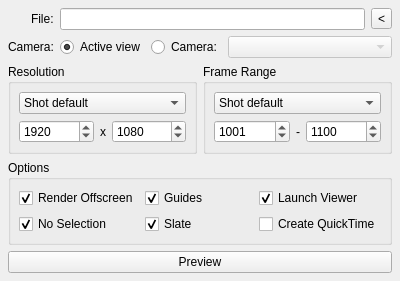
This is core/ui/gpsPreview_ui.ui in mjbonnington/icarus-gps as Qt 5 draws it before an edit. The edited form follows.
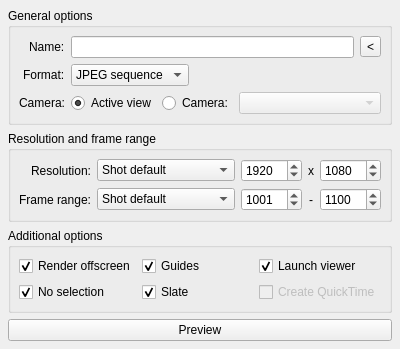
This is the edited form.

Commit message: Modified GPS Preview UI in readiness of new features

The edit to the form file:
```diff
--- a/core/ui/gpsPreview_ui.ui
+++ b/core/ui/gpsPreview_ui.ui
@@ -7,7 +7,7 @@
     <x>0</x>
     <y>0</y>
     <width>400</width>
-    <height>270</height>
+    <height>320</height>
    </rect>
   </property>
   <property name="windowTitle">
@@ -19,17 +19,33 @@
      <number>8</number>
     </property>
     <item>
-     <layout class="QFormLayout" name="formLayout">
+     <widget class="QGroupBox" name="generalOptions_groupBox">
+      <property name="title">
+       <string>General options</string>
+      </property>
+      <property name="flat">
+       <bool>false</bool>
+      </property>
+      <property name="checkable">
+       <bool>false</bool>
+      </property>
+      <layout class="QFormLayout" name="generalOptions_formLayout">
       <property name="fieldGrowthPolicy">
        <enum>QFormLayout::AllNonFixedFieldsGrow</enum>
       </property>
       <property name="labelAlignment">
        <set>Qt::AlignRight|Qt::AlignTrailing|Qt::AlignVCenter</set>
       </property>
+       <property name="margin">
+        <number>8</number>
+       </property>
       <item row="0" column="0">
        <widget class="QLabel" name="file_label">
         <property name="text">
-         <string>File:</string>
+          <string>Name:</string>
+         </property>
+         <property name="buddy">
+          <cstring>file_lineEdit</cstring>
         </property>
        </widget>
       </item>
@@ -55,13 +71,23 @@
        </layout>
       </item>
       <item row="1" column="0">
+        <widget class="QLabel" name="label">
+         <property name="text">
+          <string>Format:</string>
+         </property>
+        </widget>
+       </item>
+       <item row="2" column="0">
        <widget class="QLabel" name="cam_label">
         <property name="text">
          <string>Camera:</string>
         </property>
-       </widget>
-      </item>
-      <item row="1" column="1">
+         <property name="alignment">
+          <set>Qt::AlignRight|Qt::AlignTrailing|Qt::AlignVCenter</set>
+         </property>
+        </widget>
+       </item>
+       <item row="2" column="1">
        <layout class="QHBoxLayout" name="cam_horizontalLayout">
         <item>
          <widget class="QRadioButton" name="activeView_radioButton">
@@ -90,6 +116,12 @@
           <property name="text">
            <string>Camera:</string>
           </property>
+           <property name="checked">
+            <bool>false</bool>
+           </property>
+           <property name="autoExclusive">
+            <bool>true</bool>
+           </property>
          </widget>
         </item>
         <item>
@@ -97,21 +129,64 @@
           <property name="enabled">
            <bool>false</bool>
           </property>
+           <property name="sizePolicy">
+            <sizepolicy hsizetype="Expanding" vsizetype="Fixed">
+             <horstretch>0</horstretch>
+             <verstretch>0</verstretch>
+            </sizepolicy>
+           </property>
          </widget>
         </item>
        </layout>
       </item>
-     </layout>
+       <item row="1" column="1">
+        <layout class="QHBoxLayout" name="format_horizontalLayout">
+         <item>
+          <widget class="QComboBox" name="format_comboBox">
+           <item>
+            <property name="text">
+             <string>JPEG sequence</string>
+            </property>
     </item>
     <item>
-     <layout class="QHBoxLayout" name="res_range_horizontalLayout">
+            <property name="text">
+             <string>QuickTime</string>
+            </property>
+           </item>
+          </widget>
+         </item>
       <item>
-       <widget class="QGroupBox" name="resolution_groupBox">
+          <spacer name="format_horizontalSpacer">
+           <property name="orientation">
+            <enum>Qt::Horizontal</enum>
+           </property>
+           <property name="sizeHint" stdset="0">
+            <size>
+             <width>40</width>
+             <height>20</height>
+            </size>
+           </property>
+          </spacer>
+         </item>
+        </layout>
+       </item>
+      </layout>
+      <zorder>file_label</zorder>
+      <zorder>file_label</zorder>
+      <zorder>cam_label</zorder>
+      <zorder></zorder>
+      <zorder></zorder>
+      <zorder>label</zorder>
+      <zorder>layoutWidget</zorder>
+     </widget>
+    </item>
+    <item>
+     <widget class="QGroupBox" name="res_range_groupBox">
         <property name="layoutDirection">
          <enum>Qt::LeftToRight</enum>
         </property>
         <property name="title">
-         <string>Resolution</string>
+       <string>Resolution and frame range</string>
         </property>
         <property name="flat">
          <bool>false</bool>
@@ -119,108 +194,22 @@
         <property name="checkable">
          <bool>false</bool>
         </property>
-        <layout class="QVBoxLayout" name="verticalLayout">
+      <layout class="QGridLayout" name="res_range_gridLayout">
          <property name="margin">
           <number>8</number>
          </property>
-         <item>
-          <widget class="QComboBox" name="resolution_comboBox">
-           <property name="currentIndex">
-            <number>0</number>
-           </property>
-           <item>
-            <property name="text">
-             <string>Shot default</string>
-            </property>
-           </item>
-           <item>
-            <property name="text">
-             <string>Proxy</string>
-            </property>
-           </item>
-           <item>
-            <property name="text">
-             <string>150%</string>
-            </property>
-           </item>
-           <item>
-            <property name="text">
-             <string>125%</string>
-            </property>
-           </item>
-           <item>
-            <property name="text">
-             <string>110%</string>
-            </property>
-           </item>
-           <item>
-            <property name="text">
-             <string>Render settings</string>
-            </property>
-           </item>
-           <item>
-            <property name="text">
-             <string>75%</string>
-            </property>
-           </item>
-           <item>
-            <property name="text">
-             <string>50%</string>
-            </property>
-           </item>
-           <item>
-            <property name="text">
-             <string>25%</string>
-            </property>
-           </item>
-           <item>
-            <property name="text">
-             <string>10%</string>
-            </property>
-           </item>
-           <item>
-            <property name="text">
-             <string>Custom</string>
-            </property>
-           </item>
-          </widget>
-         </item>
-         <item>
-          <layout class="QHBoxLayout" name="res_horizontalLayout">
-           <item>
-            <widget class="QSpinBox" name="x_spinBox">
-             <property name="sizePolicy">
-              <sizepolicy hsizetype="Expanding" vsizetype="Fixed">
-               <horstretch>0</horstretch>
-               <verstretch>0</verstretch>
-              </sizepolicy>
-             </property>
-             <property name="minimum">
-              <number>1</number>
-             </property>
-             <property name="maximum">
-              <number>99999</number>
-             </property>
-             <property name="value">
-              <number>1920</number>
-             </property>
-            </widget>
-           </item>
-           <item>
+       <item row="1" column="3">
             <widget class="QLabel" name="resSep_label">
              <property name="text">
               <string>x</string>
              </property>
-            </widget>
-           </item>
-           <item>
+         <property name="alignment">
+          <set>Qt::AlignCenter</set>
+         </property>
+        </widget>
+       </item>
+       <item row="1" column="4">
             <widget class="QSpinBox" name="y_spinBox">
-             <property name="sizePolicy">
-              <sizepolicy hsizetype="Expanding" vsizetype="Fixed">
-               <horstretch>0</horstretch>
-               <verstretch>0</verstretch>
-              </sizepolicy>
-             </property>
              <property name="minimum">
               <number>1</number>
              </property>
@@ -232,22 +221,14 @@
              </property>
             </widget>
            </item>
-          </layout>
-         </item>
-        </layout>
-       </widget>
-      </item>
-      <item>
-       <widget class="QGroupBox" name="range_groupBox">
-        <property name="title">
-         <string>Frame Range</string>
-        </property>
-        <layout class="QVBoxLayout" name="verticalLayout_2">
-         <property name="margin">
-          <number>8</number>
-         </property>
-         <item>
+       <item row="2" column="1">
           <widget class="QComboBox" name="range_comboBox">
+         <property name="sizePolicy">
+          <sizepolicy hsizetype="Expanding" vsizetype="Fixed">
+           <horstretch>0</horstretch>
+           <verstretch>0</verstretch>
+          </sizepolicy>
+         </property>
            <property name="currentIndex">
             <number>0</number>
            </property>
@@ -273,39 +254,28 @@
            </item>
           </widget>
          </item>
-         <item>
-          <layout class="QHBoxLayout" name="range_horizontalLayout">
-           <item>
-            <widget class="QSpinBox" name="start_spinBox">
-             <property name="sizePolicy">
-              <sizepolicy hsizetype="Expanding" vsizetype="Fixed">
-               <horstretch>0</horstretch>
-               <verstretch>0</verstretch>
-              </sizepolicy>
-             </property>
-             <property name="maximum">
-              <number>9999</number>
-             </property>
-             <property name="value">
-              <number>1001</number>
-             </property>
-            </widget>
-           </item>
-           <item>
+       <item row="2" column="3">
             <widget class="QLabel" name="rangeSep_label">
              <property name="text">
               <string>-</string>
              </property>
-            </widget>
-           </item>
-           <item>
+         <property name="alignment">
+          <set>Qt::AlignCenter</set>
+         </property>
+        </widget>
+       </item>
+       <item row="2" column="2">
+        <widget class="QSpinBox" name="start_spinBox">
+         <property name="maximum">
+          <number>9999</number>
+         </property>
+         <property name="value">
+          <number>1001</number>
+         </property>
+        </widget>
+       </item>
+       <item row="2" column="4">
             <widget class="QSpinBox" name="end_spinBox">
-             <property name="sizePolicy">
-              <sizepolicy hsizetype="Expanding" vsizetype="Fixed">
-               <horstretch>0</horstretch>
-               <verstretch>0</verstretch>
-              </sizepolicy>
-             </property>
              <property name="maximum">
               <number>9999</number>
              </property>
@@ -314,19 +284,128 @@
              </property>
             </widget>
            </item>
-          </layout>
-         </item>
-        </layout>
-       </widget>
-      </item>
-     </layout>
+       <item row="1" column="2">
+        <widget class="QSpinBox" name="x_spinBox">
+         <property name="minimum">
+          <number>1</number>
+         </property>
+         <property name="maximum">
+          <number>99999</number>
+         </property>
+         <property name="value">
+          <number>1920</number>
+         </property>
+        </widget>
+       </item>
+       <item row="1" column="1">
+        <widget class="QComboBox" name="resolution_comboBox">
+         <property name="sizePolicy">
+          <sizepolicy hsizetype="Expanding" vsizetype="Fixed">
+           <horstretch>0</horstretch>
+           <verstretch>0</verstretch>
+          </sizepolicy>
+         </property>
+         <property name="currentIndex">
+          <number>0</number>
+         </property>
+         <item>
+          <property name="text">
+           <string>Shot default</string>
+          </property>
+         </item>
+         <item>
+          <property name="text">
+           <string>Proxy</string>
+          </property>
+         </item>
+         <item>
+          <property name="text">
+           <string>150%</string>
+          </property>
+         </item>
+         <item>
+          <property name="text">
+           <string>125%</string>
+          </property>
+         </item>
+         <item>
+          <property name="text">
+           <string>110%</string>
+          </property>
+         </item>
+         <item>
+          <property name="text">
+           <string>Render settings</string>
+          </property>
+         </item>
+         <item>
+          <property name="text">
+           <string>75%</string>
+          </property>
+         </item>
+         <item>
+          <property name="text">
+           <string>50%</string>
+          </property>
+         </item>
+         <item>
+          <property name="text">
+           <string>25%</string>
+          </property>
+         </item>
+         <item>
+          <property name="text">
+           <string>10%</string>
+          </property>
+         </item>
+         <item>
+          <property name="text">
+           <string>Custom</string>
+          </property>
+         </item>
+        </widget>
+       </item>
+       <item row="2" column="0">
+        <widget class="QLabel" name="range_label">
+         <property name="text">
+          <string>Frame range:</string>
+         </property>
+         <property name="alignment">
+          <set>Qt::AlignRight|Qt::AlignTrailing|Qt::AlignVCenter</set>
+         </property>
+         <property name="buddy">
+          <cstring>range_comboBox</cstring>
+         </property>
+        </widget>
+       </item>
+       <item row="1" column="0">
+        <widget class="QLabel" name="resolution_label">
+         <property name="text">
+          <string>Resolution:</string>
+         </property>
+         <property name="alignment">
+          <set>Qt::AlignRight|Qt::AlignTrailing|Qt::AlignVCenter</set>
+         </property>
+         <property name="buddy">
+          <cstring>resolution_comboBox</cstring>
+         </property>
+        </widget>
+       </item>
+      </layout>
+     </widget>
     </item>
     <item>
      <widget class="QGroupBox" name="options_groupBox">
       <property name="title">
-       <string>Options</string>
+       <string>Additional options</string>
       </property>
-      <layout class="QGridLayout" name="gridLayout">
+      <property name="flat">
+       <bool>false</bool>
+      </property>
+      <property name="checkable">
+       <bool>false</bool>
+      </property>
+      <layout class="QGridLayout" name="options_gridLayout">
        <property name="margin">
         <number>8</number>
        </property>
@@ -336,7 +415,7 @@
           <string>&lt;html&gt;&lt;head/&gt;&lt;body&gt;&lt;p&gt;Render the playblast offscreen.&lt;/p&gt;&lt;p&gt;The content of the viewport will not be visible whilst the playblast is being generated. Rendering may be slightly faster.&lt;/p&gt;&lt;/body&gt;&lt;/html&gt;</string>
          </property>
          <property name="text">
-          <string>Render Offscreen</string>
+          <string>Render offscreen</string>
          </property>
          <property name="checked">
           <bool>true</bool>
@@ -368,7 +447,7 @@
           <string>View the playblast in frame viewer when done.</string>
          </property>
          <property name="text">
-          <string>Launch Viewer</string>
+          <string>Launch viewer</string>
          </property>
          <property name="checked">
           <bool>true</bool>
@@ -384,7 +463,7 @@
           <string>&lt;html&gt;&lt;head/&gt;&lt;body&gt;&lt;p&gt;Disable selection highlight in the generated playblast.&lt;/p&gt;&lt;p&gt;The current selection will be restored when done.&lt;/p&gt;&lt;/body&gt;&lt;/html&gt;</string>
          </property>
          <property name="text">
-          <string>No Selection</string>
+          <string>No selection</string>
          </property>
          <property name="checked">
           <bool>true</bool>
@@ -412,6 +491,9 @@
        </item>
        <item row="1" column="2">
         <widget class="QCheckBox" name="createQuicktime_checkBox">
+         <property name="enabled">
+          <bool>false</bool>
+         </property>
          <property name="toolTip">
           <string>&lt;html&gt;&lt;head/&gt;&lt;body&gt;&lt;p&gt;Encode QuickTime movie in addition to the JPG sequence.&lt;/p&gt;&lt;p&gt;This will add to the time taken to generate the playblast.&lt;/p&gt;&lt;/body&gt;&lt;/html&gt;</string>
          </property>
```
Left out of the diff: 11 changed lines with no effect on the pictures. Lines whose indentation alone changed are shown as unchanged.
